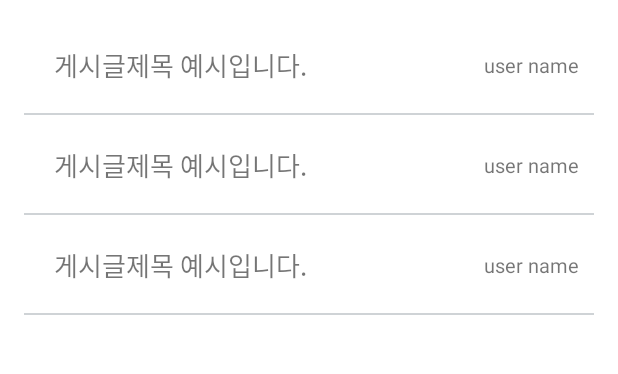
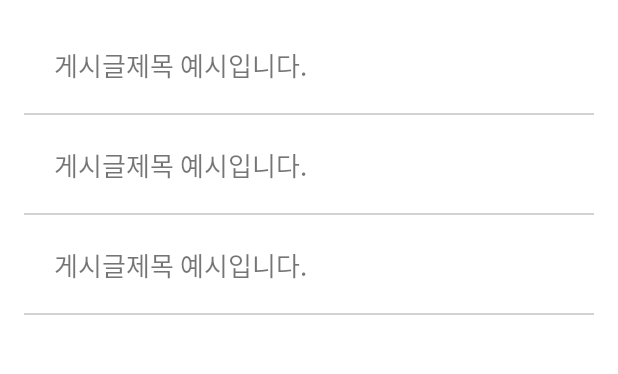
Before and after one commit to SSWU-OpenSource/OpenSource-Android, an Android app: the layout fragment_home.xml on its own in the app's theme, with its tools: preview values and no code run, on a phone screen of 412 x 824 dp, the part 174-548 px from its top. Run offline under Robolectric (Android 15) with nearby library versions, the phone set to English and light mode, and no system bars.

Commit message:
[feature/#10] item list remote data로 변경

```diff
--- a/app/src/main/res/layout/item_board_list.xml
+++ b/app/src/main/res/layout/item_board_list.xml
@@ -7,7 +7,7 @@
 
         <variable
             name="board"
-            type="com.subeenie.opensource_android.data.BoardData" />
+            type="com.subeenie.opensource_android.data.remote.response.ResponseBoard.posts" />
     </data>
 
     <androidx.constraintlayout.widget.ConstraintLayout
@@ -32,18 +32,6 @@
             app:layout_constraintTop_toTopOf="parent"
             tools:text="게시글제목 예시입니다." />
 
-        <TextView
-            android:id="@+id/tv_id"
-            android:layout_width="wrap_content"
-            android:layout_height="wrap_content"
-            android:layout_marginEnd="10dp"
-            android:gravity="center"
-            android:text="@{board.user}"
-            android:textSize="13sp"
-            app:layout_constraintBottom_toBottomOf="@+id/tv_title"
-            app:layout_constraintEnd_toEndOf="parent"
-            app:layout_constraintTop_toTopOf="parent"
-            tools:text="user name" />
 
         <View
             android:layout_width="match_parent"
```
